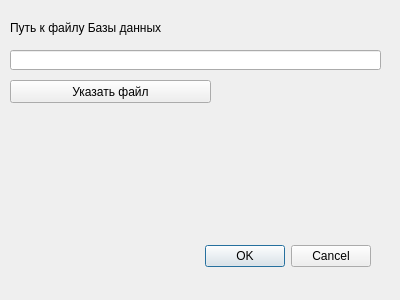
m0nk-tnd/luks, file Optika/dbparameters.ui: the form before one commit.
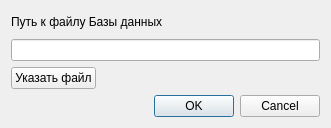
The form after the commit.

The edit to the form file:
```diff
--- a/Optika/dbparameters.ui
+++ b/Optika/dbparameters.ui
@@ -6,65 +6,93 @@
    <rect>
     <x>0</x>
     <y>0</y>
-    <width>400</width>
-    <height>300</height>
+    <width>331</width>
+    <height>128</height>
    </rect>
   </property>
   <property name="windowTitle">
    <string>Dialog</string>
   </property>
-  <widget class="QDialogButtonBox" name="buttonBox">
-   <property name="geometry">
-    <rect>
-     <x>30</x>
-     <y>240</y>
-     <width>341</width>
-     <height>32</height>
-    </rect>
-   </property>
-   <property name="orientation">
-    <enum>Qt::Horizontal</enum>
-   </property>
-   <property name="standardButtons">
-    <set>QDialogButtonBox::Cancel|QDialogButtonBox::Ok</set>
-   </property>
-  </widget>
-  <widget class="QLabel" name="label">
-   <property name="geometry">
-    <rect>
-     <x>10</x>
-     <y>20</y>
-     <width>221</width>
-     <height>16</height>
-    </rect>
-   </property>
-   <property name="text">
-    <string>Путь к файлу Базы данных</string>
-   </property>
-  </widget>
-  <widget class="QLineEdit" name="lineEdit">
-   <property name="geometry">
-    <rect>
-     <x>10</x>
-     <y>50</y>
-     <width>371</width>
-     <height>20</height>
-    </rect>
-   </property>
-  </widget>
-  <widget class="QPushButton" name="pushButton">
-   <property name="geometry">
-    <rect>
-     <x>10</x>
-     <y>80</y>
-     <width>201</width>
-     <height>23</height>
-    </rect>
-   </property>
-   <property name="text">
-    <string>Указать файл</string>
-   </property>
-  </widget>
+  <layout class="QVBoxLayout" name="verticalLayout">
+   <item>
+    <layout class="QHBoxLayout" name="horizontalLayout">
+     <item>
+      <widget class="QLabel" name="label">
+       <property name="text">
+        <string>Путь к файлу Базы данных</string>
+       </property>
+      </widget>
+     </item>
+     <item>
+      <spacer name="horizontalSpacer">
+       <property name="orientation">
+        <enum>Qt::Horizontal</enum>
+       </property>
+       <property name="sizeHint" stdset="0">
+        <size>
+         <width>40</width>
+         <height>20</height>
+        </size>
+       </property>
+      </spacer>
+     </item>
+    </layout>
+   </item>
+   <item>
+    <widget class="QLineEdit" name="lineEdit"/>
+   </item>
+   <item>
+    <layout class="QHBoxLayout" name="horizontalLayout_2">
+     <item>
+      <widget class="QPushButton" name="pushButton">
+       <property name="text">
+        <string>Указать файл</string>
+       </property>
+      </widget>
+     </item>
+     <item>
+      <spacer name="horizontalSpacer_2">
+       <property name="orientation">
+        <enum>Qt::Horizontal</enum>
+       </property>
+       <property name="sizeHint" stdset="0">
+        <size>
+         <width>40</width>
+         <height>20</height>
+        </size>
+       </property>
+      </spacer>
+     </item>
+    </layout>
+   </item>
+   <item>
+    <layout class="QHBoxLayout" name="horizontalLayout_3">
+     <item>
+      <spacer name="horizontalSpacer_3">
+       <property name="orientation">
+        <enum>Qt::Horizontal</enum>
+       </property>
+       <property name="sizeHint" stdset="0">
+        <size>
+         <width>40</width>
+         <height>20</height>
+        </size>
+       </property>
+      </spacer>
+     </item>
+     <item>
+      <widget class="QDialogButtonBox" name="buttonBox">
+       <property name="orientation">
+        <enum>Qt::Horizontal</enum>
+       </property>
+       <property name="standardButtons">
+        <set>QDialogButtonBox::Cancel|QDialogButtonBox::Ok</set>
+       </property>
+      </widget>
+     </item>
+    </layout>
+   </item>
+  </layout>
  </widget>
  <resources/>
  <connections>
```
Left out of the diff: 2 changed lines with no effect on the pictures.
